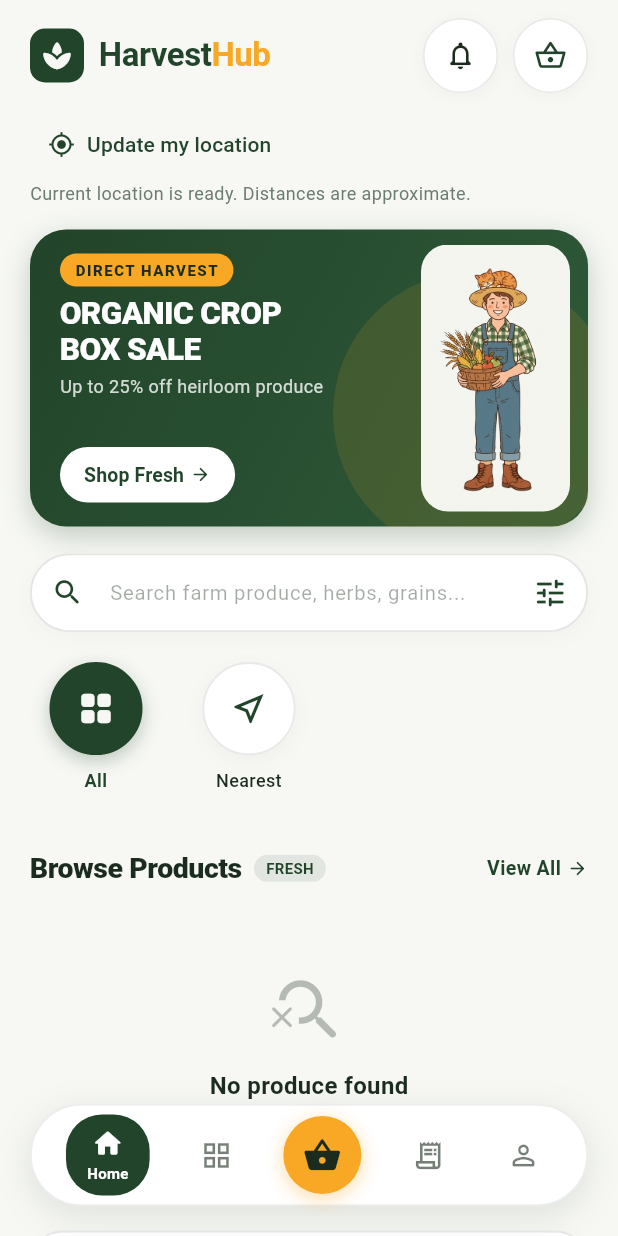
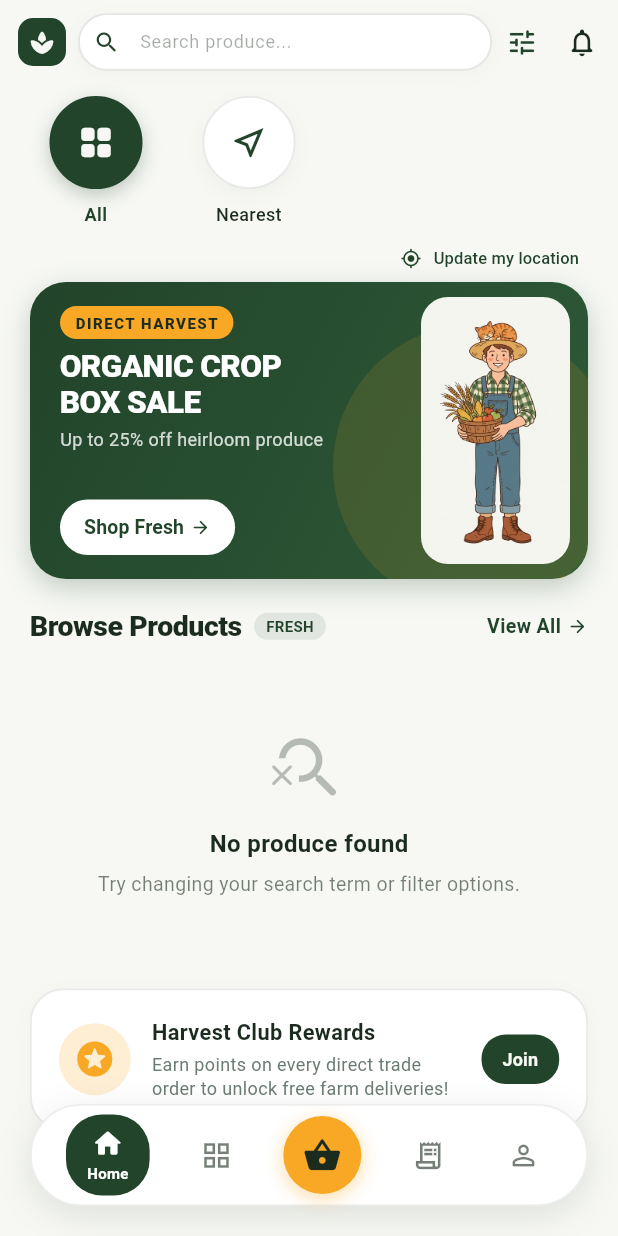
Before and after one commit to TheSillyRat/Harvest_Hub, a Flutter app: the screen it shows once a user with an empty profile is signed in, on a phone screen of 412 x 824 dp. Run offline on Flutter 3.47's test engine with Material 3 defaults, Android fonts, the phone set to English and light mode, and no system bars; our stand-ins replace cached_network_image, cloud_firestore, firebase_auth, firebase_core, geolocator, shared_preferences; accounts and stored records are empty.

Commit message:
Pin search and filters beside the home logo
The wordmark and top cart are gone, notifications sit at the right, and categories stay just under that bar. The location control is a small button under the categories.

```diff
--- a/apps/customer_app/lib/screens/marketplace_screen.dart
+++ b/apps/customer_app/lib/screens/marketplace_screen.dart
@@ -196,39 +196,44 @@ class _MarketplaceScreenState extends State<MarketplaceScreen> {
 
   @override
   Widget build(BuildContext context) {
-    final cart = context.watch<CartController>();
-
     return Scaffold(
       backgroundColor: HhColors.bg,
       body: SafeArea(
+        child: Column(
+          children: [
+            _buildPinnedHeader(),
+            Expanded(
               child: CustomScrollView(
                 slivers: [
                   SliverToBoxAdapter(
                     child: Padding(
-                padding: const EdgeInsets.fromLTRB(20, 12, 20, 0),
+                      padding: const EdgeInsets.fromLTRB(20, 8, 20, 0),
                       child: Column(
                         crossAxisAlignment: CrossAxisAlignment.start,
                         children: [
-                    _buildTopHeader(cart),
-                    const SizedBox(height: 10),
-                    _buildLocationSelector(),
+                          _buildCategoryRow(),
+                          Align(
+                            alignment: Alignment.centerRight,
+                            child: _buildLocationSelector(),
+                          ),
                           if (!widget.catalogOnly) ...[
-                      const SizedBox(height: 16),
+                            const SizedBox(height: 8),
                             _buildHeroBanner(),
                           ] else
-                      const Text('Product Catalog',
-                          style: TextStyle(
-                              fontSize: 24, fontWeight: FontWeight.bold)),
+                            const Padding(
+                              padding: EdgeInsets.only(top: 8),
+                              child: Text('Product Catalog',
+                                  style: TextStyle(
+                                      fontSize: 24,
+                                      fontWeight: FontWeight.bold)),
+                            ),
                           const SizedBox(height: 18),
-                    _buildSearchBar(),
-                    const SizedBox(height: 20),
-                    _buildCategoryRow(),
-                    const SizedBox(height: 24),
                           _buildSectionHeader(),
                           if (_radiusKm != null)
                             InputChip(
                                 label: Text('Within ${_radiusKm!.round()} km'),
-                          onDeleted: () => setState(() => _radiusKm = null)),
+                                onDeleted: () =>
+                                    setState(() => _radiusKm = null)),
                           const SizedBox(height: 14),
                         ],
                       ),
@@ -247,33 +252,33 @@ class _MarketplaceScreenState extends State<MarketplaceScreen> {
                 ],
               ),
             ),
-    );
-  }
-
-  Widget _buildTopHeader(CartController cart) {
-    return Row(
-      mainAxisAlignment: MainAxisAlignment.spaceBetween,
-      children: [
-        const HarvestHubLogo(fontSize: 22, iconSize: 22),
-        Row(
-          children: [
-            Container(
-              decoration: BoxDecoration(
-                color: Colors.white,
-                shape: BoxShape.circle,
-                border: Border.all(
-                  color: HhColors.text.withValues(alpha: 0.1),
-                  width: 1,
-                ),
-                boxShadow: [
-                  BoxShadow(
-                    color: HhColors.text.withValues(alpha: 0.04),
-                    blurRadius: 8,
-                    offset: const Offset(0, 2),
-                  ),
-                ],
-              ),
-              child: IconButton(
+          ],
+        ),
+      ),
+    );
+  }
+
+  Widget _buildPinnedHeader() {
+    return Material(
+      color: HhColors.bg,
+      child: Padding(
+        padding: const EdgeInsets.fromLTRB(12, 8, 4, 8),
+        child: Row(
+          children: [
+            const HarvestHubLogo(showName: false, iconSize: 18),
+            const SizedBox(width: 8),
+            Expanded(child: _buildSearchBar()),
+            IconButton(
+              tooltip: 'Filter products',
+              visualDensity: VisualDensity.compact,
+              icon: Icon(Icons.tune_rounded,
+                  size: 22,
+                  color: _hasActiveFilters ? HhColors.accent : HhColors.primary),
+              onPressed: _showFilterBottomSheet,
+            ),
+            IconButton(
+              tooltip: 'Notifications',
+              visualDensity: VisualDensity.compact,
               icon: const Icon(Icons.notifications_none_rounded, size: 22),
               color: HhColors.text,
               onPressed: () {
@@ -285,87 +290,49 @@ class _MarketplaceScreenState extends State<MarketplaceScreen> {
                 );
               },
             ),
-            ),
-            const SizedBox(width: 10),
-            Stack(
-              clipBehavior: Clip.none,
-              children: [
-                Container(
-                  decoration: BoxDecoration(
-                    color: Colors.white,
-                    shape: BoxShape.circle,
-                    border: Border.all(
-                      color: HhColors.text.withValues(alpha: 0.1),
-                      width: 1,
-                    ),
-                    boxShadow: [
-                      BoxShadow(
-                        color: HhColors.text.withValues(alpha: 0.04),
-                        blurRadius: 8,
-                        offset: const Offset(0, 2),
-                      ),
-                    ],
-                  ),
-                  child: IconButton(
-                    icon: const Icon(Icons.shopping_basket_outlined, size: 22),
-                    color: HhColors.primary,
-                    onPressed: widget.onOpenCart,
-                  ),
-                ),
-                if (cart.quantity > 0)
-                  Positioned(
-                    top: -2,
-                    right: -2,
-                    child: Container(
-                      padding: const EdgeInsets.all(5),
-                      decoration: const BoxDecoration(
-                        color: HhColors.accent,
-                        shape: BoxShape.circle,
-                      ),
-                      constraints: const BoxConstraints(
-                        minWidth: 18,
-                        minHeight: 18,
-                      ),
-                      child: Text(
-                        '${cart.quantity}',
-                        textAlign: TextAlign.center,
-                        style: const TextStyle(
-                          color: HhColors.text,
-                          fontSize: 10,
-                          fontWeight: FontWeight.bold,
-                        ),
-                      ),
-                    ),
-                  ),
-              ],
-            ),
-          ],
-        ),
-      ],
+          ],
+        ),
+      ),
     );
   }
 
   Widget _buildLocationSelector() => Column(
-        crossAxisAlignment: CrossAxisAlignment.start,
+        crossAxisAlignment: CrossAxisAlignment.end,
         children: [
           TextButton.icon(
+            style: TextButton.styleFrom(
+              visualDensity: VisualDensity.compact,
+              tapTargetSize: MaterialTapTargetSize.shrinkWrap,
+              padding: const EdgeInsets.symmetric(horizontal: 6, vertical: 0),
+              minimumSize: Size.zero,
+              foregroundColor: HhColors.primary,
+            ),
             onPressed: _location.loading ? null : _requestLocation,
-            icon: const Icon(Icons.my_location),
-            label: Text(_location.loading
-                ? 'Finding your location...'
+            icon: const Icon(Icons.my_location, size: 14),
+            label: Text(
+              _location.loading
+                  ? 'Finding location...'
                   : _location.position == null
                       ? 'Use my location'
-                    : 'Update my location'),
-          ),
-          if (_location.position != null)
-            Text('Current location is ready. Distances are approximate.',
-                style: const TextStyle(fontSize: 12, color: HhColors.muted)),
-          if (_location.message != null) Text(_location.message!),
+                      : 'Update my location',
+              style: const TextStyle(fontSize: 11),
+            ),
+          ),
+          if (_location.message != null)
+            Text(_location.message!,
+                style: const TextStyle(fontSize: 11, color: HhColors.muted)),
           if (_location.issue == LocationIssue.blocked ||
               _location.issue == LocationIssue.disabled)
             TextButton(
+                style: TextButton.styleFrom(
+                  visualDensity: VisualDensity.compact,
+                  tapTargetSize: MaterialTapTargetSize.shrinkWrap,
+                  padding: EdgeInsets.zero,
+                  minimumSize: Size.zero,
+                ),
                 onPressed: _location.openSettings,
-                child: const Text('Open settings')),
+                child: const Text('Open settings',
+                    style: TextStyle(fontSize: 11))),
         ],
       );
 
@@ -538,7 +505,7 @@ class _MarketplaceScreenState extends State<MarketplaceScreen> {
       child: TextField(
         controller: _searchController,
         style: const TextStyle(
-          fontSize: 14.5,
+          fontSize: 13,
           color: HhColors.text,
         ),
         onChanged: (val) {
@@ -547,35 +514,32 @@ class _MarketplaceScreenState extends State<MarketplaceScreen> {
           });
         },
         decoration: InputDecoration(
-          hintText: 'Search farm produce, herbs, grains...',
+          hintText: 'Search produce...',
           hintStyle: TextStyle(
-            fontSize: 13.5,
+            fontSize: 12,
             color: HhColors.text.withValues(alpha: 0.4),
           ),
           prefixIcon: const Icon(
             Icons.search_rounded,
             color: HhColors.primary,
-            size: 22,
-          ),
-          suffixIcon: Row(mainAxisSize: MainAxisSize.min, children: [
-            if (_searchQuery.isNotEmpty)
-              IconButton(
+            size: 18,
+          ),
+          prefixIconConstraints:
+              const BoxConstraints(minWidth: 36, minHeight: 32),
+          suffixIcon: _searchQuery.isEmpty
+              ? null
+              : IconButton(
                   tooltip: 'Clear search',
-                  icon: const Icon(Icons.clear_rounded),
+                  visualDensity: VisualDensity.compact,
+                  icon: const Icon(Icons.clear_rounded, size: 18),
                   onPressed: () => setState(() {
                         _searchController.clear();
                         _searchQuery = '';
                       })),
-            IconButton(
-                tooltip: 'Filter products',
-                icon: Icon(Icons.tune_rounded,
-                    color:
-                        _hasActiveFilters ? HhColors.accent : HhColors.primary),
-                onPressed: _showFilterBottomSheet),
-          ]),
           border: InputBorder.none,
+          isDense: true,
           contentPadding:
-              const EdgeInsets.symmetric(horizontal: 16, vertical: 14),
+              const EdgeInsets.symmetric(horizontal: 8, vertical: 8),
         ),
       ),
     );
--- a/packages/harvesthub_core/lib/src/ui_components.dart
+++ b/packages/harvesthub_core/lib/src/ui_components.dart
@@ -4,11 +4,13 @@ import 'theme.dart';
 class HarvestHubLogo extends StatelessWidget {
   final double fontSize;
   final double iconSize;
+  final bool showName;
 
   const HarvestHubLogo({
     super.key,
     this.fontSize = 18,
     this.iconSize = 18,
+    this.showName = true,
   });
 
   @override
@@ -31,6 +33,7 @@ class HarvestHubLogo extends StatelessWidget {
             ),
           ),
         ),
+        if (showName) ...[
         const SizedBox(width: 10),
         RichText(
           text: TextSpan(
@@ -53,6 +56,7 @@ class HarvestHubLogo extends StatelessWidget {
             ],
           ),
         ),
+        ],
       ],
     );
   }
```
Lines whose indentation alone changed are shown as unchanged.
